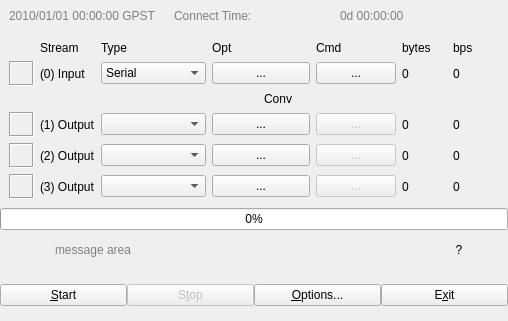
The window that app/strsvr_qt/svrmain.ui (tomojitakasu/RTKLIB) describes before a commit, drawn with Qt 5.
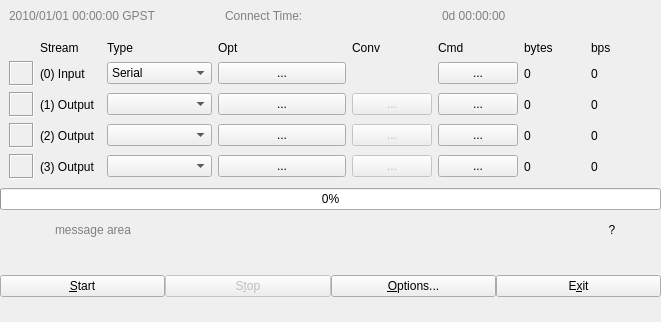
The same window after the commit. Icons and pictures are not drawn.

What changed in the file:
```diff
--- a/app/strsvr_qt/svrmain.ui
+++ b/app/strsvr_qt/svrmain.ui
@@ -6,8 +6,8 @@
    <rect>
     <x>0</x>
     <y>0</y>
-    <width>508</width>
-    <height>321</height>
+    <width>661</width>
+    <height>322</height>
    </rect>
   </property>
   <property name="windowTitle">
@@ -245,6 +245,56 @@
          <string/>
         </property>
         <layout class="QGridLayout" name="gridLayout">
+         <item row="6" column="1">
+          <widget class="QLabel" name="LabelOutput3">
+           <property name="enabled">
+            <bool>true</bool>
+           </property>
+           <property name="palette">
+            <palette>
+             <active>
+              <colorrole role="WindowText">
+               <brush brushstyle="SolidPattern">
+                <color alpha="255">
+                 <red>0</red>
+                 <green>0</green>
+                 <blue>0</blue>
+                </color>
+               </brush>
+              </colorrole>
+             </active>
+             <inactive>
+              <colorrole role="WindowText">
+               <brush brushstyle="SolidPattern">
+                <color alpha="255">
+                 <red>0</red>
+                 <green>0</green>
+                 <blue>0</blue>
+                </color>
+               </brush>
+              </colorrole>
+             </inactive>
+             <disabled>
+              <colorrole role="WindowText">
+               <brush brushstyle="SolidPattern">
+                <color alpha="255">
+                 <red>0</red>
+                 <green>0</green>
+                 <blue>0</blue>
+                </color>
+               </brush>
+              </colorrole>
+             </disabled>
+            </palette>
+           </property>
+           <property name="toolTip">
+            <string/>
+           </property>
+           <property name="text">
+            <string>(3) Output</string>
+           </property>
+          </widget>
+         </item>
          <item row="0" column="1">
           <widget class="QLabel" name="Label5">
            <property name="enabled">
@@ -284,7 +334,7 @@
            </property>
           </widget>
          </item>
-         <item row="0" column="5">
+         <item row="0" column="6">
           <widget class="QLabel" name="Label1">
            <property name="enabled">
             <bool>true</bool>
@@ -297,7 +347,7 @@
            </property>
           </widget>
          </item>
-         <item row="0" column="6">
+         <item row="0" column="8">
           <widget class="QLabel" name="Label6">
            <property name="enabled">
             <bool>true</bool>
@@ -310,7 +360,7 @@
            </property>
           </widget>
          </item>
-         <item row="0" column="7">
+         <item row="0" column="9">
           <widget class="QLabel" name="Label7">
            <property name="enabled">
             <bool>true</bool>
@@ -471,23 +521,23 @@
            </property>
           </widget>
          </item>
-         <item row="1" column="5">
-          <widget class="QPushButton" name="BtnCmd">
-           <property name="enabled">
-            <bool>true</bool>
-           </property>
-           <property name="toolTip">
-            <string/>
-           </property>
-           <property name="text">
-            <string>...</string>
-           </property>
-           <property name="flat">
-            <bool>false</bool>
-           </property>
-          </widget>
-         </item>
          <item row="1" column="6">
+          <widget class="QPushButton" name="BtnCmd">
+           <property name="enabled">
+            <bool>true</bool>
+           </property>
+           <property name="toolTip">
+            <string/>
+           </property>
+           <property name="text">
+            <string>...</string>
+           </property>
+           <property name="flat">
+            <bool>false</bool>
+           </property>
+          </widget>
+         </item>
+         <item row="1" column="8">
           <widget class="QLabel" name="InputByte">
            <property name="enabled">
             <bool>true</bool>
@@ -537,7 +587,7 @@
            </property>
           </widget>
          </item>
-         <item row="1" column="7">
+         <item row="1" column="9">
           <widget class="QLabel" name="InputBps">
            <property name="enabled">
             <bool>true</bool>
@@ -587,20 +637,7 @@
            </property>
           </widget>
          </item>
-         <item row="2" column="4" colspan="2">
-          <widget class="QLabel" name="Label2">
-           <property name="enabled">
-            <bool>true</bool>
-           </property>
-           <property name="toolTip">
-            <string/>
-           </property>
-           <property name="text">
-            <string>Conv</string>
-           </property>
-          </widget>
-         </item>
-         <item row="3" column="0">
+         <item row="4" column="0">
           <widget class="QLabel" name="IndOutput1">
            <property name="enabled">
             <bool>true</bool>
@@ -637,7 +674,7 @@
            </property>
           </widget>
          </item>
-         <item row="3" column="1">
+         <item row="4" column="1">
           <widget class="QLabel" name="LabelOutput1">
            <property name="enabled">
             <bool>true</bool>
@@ -687,7 +724,7 @@
            </property>
           </widget>
          </item>
-         <item row="3" column="2">
+         <item row="4" column="2">
           <widget class="QComboBox" name="Output1">
            <property name="enabled">
             <bool>true</bool>
@@ -727,7 +764,7 @@
            </item>
           </widget>
          </item>
-         <item row="3" column="3" colspan="2">
+         <item row="4" column="3" colspan="2">
           <widget class="QPushButton" name="BtnOutput1">
            <property name="enabled">
             <bool>true</bool>
@@ -743,23 +780,7 @@
            </property>
           </widget>
          </item>
-         <item row="3" column="5">
-          <widget class="QPushButton" name="BtnConv1">
-           <property name="enabled">
-            <bool>false</bool>
-           </property>
-           <property name="toolTip">
-            <string/>
-           </property>
-           <property name="text">
-            <string>...</string>
-           </property>
-           <property name="flat">
-            <bool>false</bool>
-           </property>
-          </widget>
-         </item>
-         <item row="3" column="6">
+         <item row="4" column="8">
           <widget class="QLabel" name="Output1Byte">
            <property name="enabled">
             <bool>true</bool>
@@ -809,7 +830,7 @@
            </property>
           </widget>
          </item>
-         <item row="3" column="7">
+         <item row="4" column="9">
           <widget class="QLabel" name="Output1Bps">
            <property name="enabled">
             <bool>true</bool>
@@ -859,7 +880,7 @@
            </property>
           </widget>
          </item>
-         <item row="4" column="0">
+         <item row="5" column="0">
           <widget class="QLabel" name="IndOutput2">
            <property name="enabled">
             <bool>true</bool>
@@ -896,7 +917,7 @@
            </property>
           </widget>
          </item>
-         <item row="4" column="1">
+         <item row="5" column="1">
           <widget class="QLabel" name="LabelOutput2">
            <property name="enabled">
             <bool>true</bool>
@@ -946,7 +967,7 @@
            </property>
           </widget>
          </item>
-         <item row="4" column="2">
+         <item row="5" column="2">
           <widget class="QComboBox" name="Output2">
            <property name="enabled">
             <bool>true</bool>
@@ -986,7 +1007,7 @@
            </item>
           </widget>
          </item>
-         <item row="4" column="3" colspan="2">
+         <item row="5" column="3" colspan="2">
           <widget class="QPushButton" name="BtnOutput2">
            <property name="enabled">
             <bool>true</bool>
@@ -1002,23 +1023,7 @@
            </property>
           </widget>
          </item>
-         <item row="4" column="5">
-          <widget class="QPushButton" name="BtnConv2">
-           <property name="enabled">
-            <bool>false</bool>
-           </property>
-           <property name="toolTip">
-            <string/>
-           </property>
-           <property name="text">
-            <string>...</string>
-           </property>
-           <property name="flat">
-            <bool>false</bool>
-           </property>
-          </widget>
-         </item>
-         <item row="4" column="6">
+         <item row="5" column="8">
           <widget class="QLabel" name="Output2Byte">
            <property name="enabled">
             <bool>true</bool>
@@ -1068,7 +1073,7 @@
            </property>
           </widget>
          </item>
-         <item row="4" column="7">
+         <item row="5" column="9">
           <widget class="QLabel" name="Output2Bps">
            <property name="enabled">
             <bool>true</bool>
@@ -1118,7 +1123,7 @@
            </property>
           </widget>
          </item>
-         <item row="5" column="0">
+         <item row="6" column="0">
           <widget class="QLabel" name="IndOutput3">
            <property name="enabled">
             <bool>true</bool>
@@ -1155,57 +1160,7 @@
            </property>
           </widget>
          </item>
-         <item row="5" column="1">
-          <widget class="QLabel" name="LabelOutput3">
-           <property name="enabled">
-            <bool>true</bool>
-           </property>
-           <property name="palette">
-            <palette>
-             <active>
-              <colorrole role="WindowText">
-               <brush brushstyle="SolidPattern">
-                <color alpha="255">
-                 <red>0</red>
-                 <green>0</green>
-                 <blue>0</blue>
-                </color>
-               </brush>
-              </colorrole>
-             </active>
-             <inactive>
-              <colorrole role="WindowText">
-               <brush brushstyle="SolidPattern">
-                <color alpha="255">
-                 <red>0</red>
-                 <green>0</green>
-                 <blue>0</blue>
-                </color>
-               </brush>
-              </colorrole>
-             </inactive>
-             <disabled>
-              <colorrole role="WindowText">
-               <brush brushstyle="SolidPattern">
-                <color alpha="255">
-                 <red>0</red>
-                 <green>0</green>
-                 <blue>0</blue>
-                </color>
-               </brush>
-              </colorrole>
-             </disabled>
-            </palette>
-           </property>
-           <property name="toolTip">
-            <string/>
-           </property>
-           <property name="text">
-            <string>(3) Output</string>
-           </property>
-          </widget>
-         </item>
-         <item row="5" column="2">
+         <item row="6" column="2">
           <widget class="QComboBox" name="Output3">
            <property name="enabled">
             <bool>true</bool>
@@ -1245,7 +1200,7 @@
            </item>
           </widget>
          </item>
-         <item row="5" column="3" colspan="2">
+         <item row="6" column="3" colspan="2">
           <widget class="QPushButton" name="BtnOutput3">
            <property name="enabled">
             <bool>true</bool>
@@ -1261,7 +1216,123 @@
            </property>
           </widget>
          </item>
+         <item row="6" column="8">
+          <widget class="QLabel" name="Output3Byte">
+           <property name="enabled">
+            <bool>true</bool>
+           </property>
+           <property name="palette">
+            <palette>
+             <active>
+              <colorrole role="WindowText">
+               <brush brushstyle="SolidPattern">
+                <color alpha="255">
+                 <red>0</red>
+                 <green>0</green>
+                 <blue>0</blue>
+                </color>
+               </brush>
+              </colorrole>
+             </active>
+             <inactive>
+              <colorrole role="WindowText">
+               <brush brushstyle="SolidPattern">
+                <color alpha="255">
+                 <red>0</red>
+                 <green>0</green>
+                 <blue>0</blue>
+                </color>
+               </brush>
+              </colorrole>
+             </inactive>
+             <disabled>
+              <colorrole role="WindowText">
+               <brush brushstyle="SolidPattern">
+                <color alpha="255">
+                 <red>0</red>
+                 <green>0</green>
+                 <blue>0</blue>
+                </color>
+               </brush>
+              </colorrole>
+             </disabled>
+            </palette>
+           </property>
+           <property name="toolTip">
+            <string/>
+           </property>
+           <property name="text">
+            <string>0</string>
+           </property>
+          </widget>
+         </item>
+         <item row="6" column="9">
+          <widget class="QLabel" name="Output3Bps">
+           <property name="enabled">
+            <bool>true</bool>
+           </property>
+           <property name="palette">
+            <palette>
+             <active>
+              <colorrole role="WindowText">
+               <brush brushstyle="SolidPattern">
+                <color alpha="255">
+                 <red>0</red>
+                 <green>0</green>
+                 <blue>0</blue>
+                </color>
+               </brush>
+              </colorrole>
+             </active>
+             <inactive>
+              <colorrole role="WindowText">
+               <brush brushstyle="SolidPattern">
+                <color alpha="255">
+                 <red>0</red>
+                 <green>0</green>
+                 <blue>0</blue>
+                </color>
+               </brush>
+              </colorrole>
+             </inactive>
+             <disabled>
+              <colorrole role="WindowText">
+               <brush brushstyle="SolidPattern">
+                <color alpha="255">
+                 <red>0</red>
+                 <green>0</green>
+                 <blue>0</blue>
+                </color>
+               </brush>
+              </colorrole>
+             </disabled>
+            </palette>
+           </property>
+           <property name="toolTip">
+            <string/>
+           </property>
+           <property name="text">
+            <string>0</string>
+           </property>
+          </widget>
+         </item>
          <item row="5" column="5">
+          <widget class="QPushButton" name="BtnConv2">
+           <property name="enabled">
+            <bool>false</bool>
+           </property>
+           <property name="toolTip">
+            <string/>
+           </property>
+           <property name="text">
+            <string>...</string>
+           </property>
+           <property name="flat">
+            <bool>false</bool>
+           </property>
+          </widget>
+         </item>
+         <item row="6" column="5">
           <widget class="QPushButton" name="BtnConv3">
            <property name="enabled">
             <bool>false</bool>
@@ -1277,103 +1348,53 @@
            </property>
           </widget>
          </item>
+         <item row="4" column="5">
+          <widget class="QPushButton" name="BtnConv1">
+           <property name="enabled">
+            <bool>false</bool>
+           </property>
+           <property name="toolTip">
+            <string/>
+           </property>
+           <property name="text">
+            <string>...</string>
+           </property>
+           <property name="flat">
+            <bool>false</bool>
+           </property>
+          </widget>
+         </item>
+         <item row="0" column="5">
+          <widget class="QLabel" name="Label2">
+           <property name="enabled">
+            <bool>true</bool>
+           </property>
+           <property name="toolTip">
+            <string/>
+           </property>
+           <property name="text">
+            <string>Conv</string>
+           </property>
+          </widget>
+         </item>
+         <item row="4" column="6">
+          <widget class="QPushButton" name="BtnCmd1">
+           <property name="text">
+            <string>...</string>
+           </property>
+          </widget>
+         </item>
          <item row="5" column="6">
-          <widget class="QLabel" name="Output3Byte">
-           <property name="enabled">
-            <bool>true</bool>
-           </property>
-           <property name="palette">
-            <palette>
-             <active>
-              <colorrole role="WindowText">
-               <brush brushstyle="SolidPattern">
-                <color alpha="255">
-                 <red>0</red>
-                 <green>0</green>
-                 <blue>0</blue>
-                </color>
-               </brush>
-              </colorrole>
-             </active>
-             <inactive>
-              <colorrole role="WindowText">
-               <brush brushstyle="SolidPattern">
-                <color alpha="255">
-                 <red>0</red>
-                 <green>0</green>
-                 <blue>0</blue>
-                </color>
-               </brush>
-              </colorrole>
-             </inactive>
-             <disabled>
-              <colorrole role="WindowText">
-               <brush brushstyle="SolidPattern">
-                <color alpha="255">
-                 <red>0</red>
-                 <green>0</green>
-                 <blue>0</blue>
-                </color>
-               </brush>
-              </colorrole>
-             </disabled>
-            </palette>
-           </property>
-           <property name="toolTip">
-            <string/>
-           </property>
+          <widget class="QPushButton" name="BtnCmd2">
            <property name="text">
-            <string>0</string>
+            <string>...</string>
            </property>
           </widget>
          </item>
-         <item row="5" column="7">
-          <widget class="QLabel" name="Output3Bps">
-           <property name="enabled">
-            <bool>true</bool>
-           </property>
-           <property name="palette">
-            <palette>
-             <active>
-              <colorrole role="WindowText">
-               <brush brushstyle="SolidPattern">
-                <color alpha="255">
-                 <red>0</red>
-                 <green>0</green>
-                 <blue>0</blue>
-                </color>
-               </brush>
-              </colorrole>
-             </active>
-             <inactive>
-              <colorrole role="WindowText">
-               <brush brushstyle="SolidPattern">
-                <color alpha="255">
-                 <red>0</red>
-                 <green>0</green>
-                 <blue>0</blue>
-                </color>
-               </brush>
-              </colorrole>
-             </inactive>
-             <disabled>
-              <colorrole role="WindowText">
-               <brush brushstyle="SolidPattern">
-                <color alpha="255">
-                 <red>0</red>
-                 <green>0</green>
-                 <blue>0</blue>
-                </color>
-               </brush>
-              </colorrole>
-             </disabled>
-            </palette>
-           </property>
-           <property name="toolTip">
-            <string/>
-           </property>
+         <item row="6" column="6">
+          <widget class="QPushButton" name="BtnCmd3">
            <property name="text">
-            <string>0</string>
+            <string>...</string>
            </property>
           </widget>
          </item>
```
Left out of the diff: 8 changed lines with no effect on the pictures.
